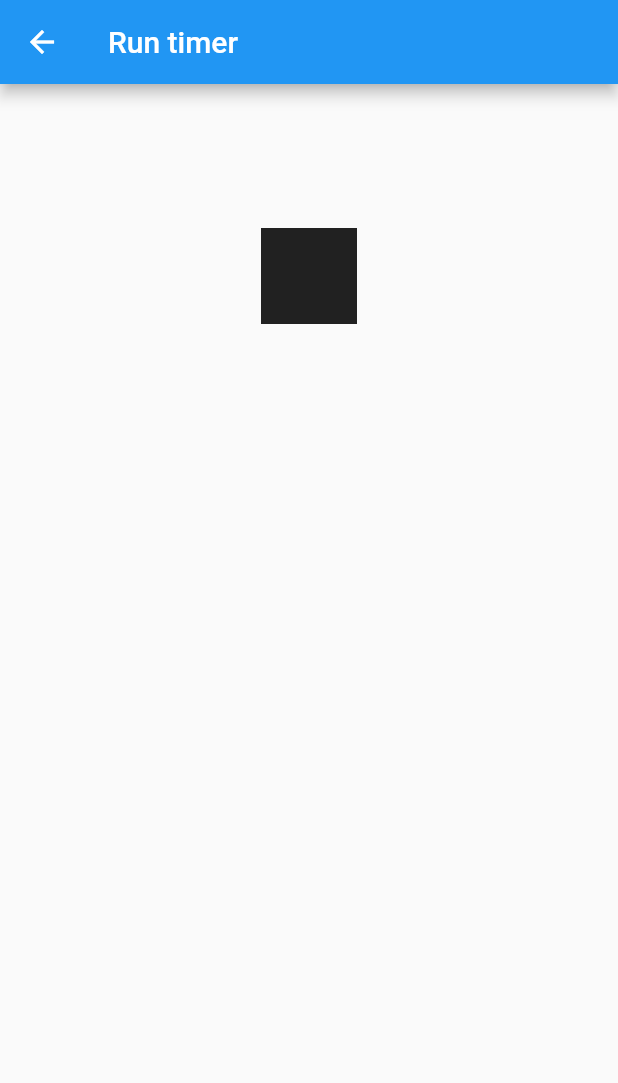
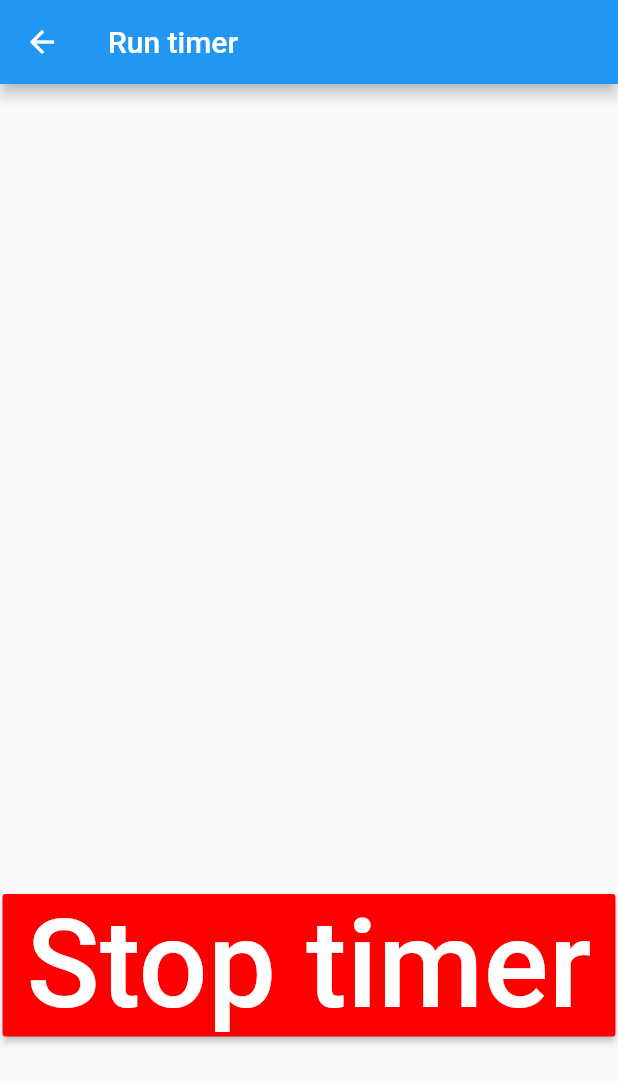
Before and after one commit to palfrey/spaceteam-timer, a Flutter app: the screen it shows after launch, after a tap on "Easy (7 minutes)", on a phone screen of 412 x 824 dp. Shown: the top 1083 px of the screen. Run offline on Flutter 3.47's test engine with Material 2 defaults, Android fonts, the phone set to English and light mode, and no system bars; drawn by our look-alikes of auto_size_text.

Commit message:
Resize timer text to full

```diff
--- a/lib/timer.dart
+++ b/lib/timer.dart
@@ -2,6 +2,7 @@ import 'package:flutter_sound/flutter_sound.dart';
 import 'package:flutter/material.dart';
 import 'difficulty.dart';
 import 'setup.dart';
+import 'package:auto_size_text/auto_size_text.dart';
 
 class TimerScreen extends StatefulWidget {
   final Difficulty difficulty;
@@ -73,13 +74,20 @@ class _TimerState extends State<TimerScreen> {
         appBar: AppBar(
           title: Text('Run timer'),
         ),
-        body: Center(
-            child: Column(children: <Widget>[
-          Text(_playerTxt, style: TextStyle(fontSize: 48.0)),
-          IconButton(
-              icon: Icon(Icons.stop),
-              iconSize: 128,
-              tooltip: 'Stop',
+        body: Row(children: <Widget>[
+          Expanded(
+              child: Column(
+                  mainAxisAlignment: MainAxisAlignment.spaceAround,
+                  children: <Widget>[
+                AutoSizeText(_playerTxt,
+                    style: TextStyle(fontSize: 120.0), maxLines: 2),
+                RaisedButton(
+                    child: AutoSizeText('Stop timer',
+                        maxLines: 1,
+                        style: TextStyle(
+                            fontSize: 120.0,
+                            color: Color.fromRGBO(255, 255, 255, 1))),
+                    color: Color.fromRGBO(255, 0, 0, 1),
                     onPressed: () {
                       this.flutterSound.stopPlayer().then((v) {
                         this.setState(() {
@@ -87,7 +95,8 @@ class _TimerState extends State<TimerScreen> {
                         });
                       });
                     })
-        ])));
+              ]))
+        ]));
   }
 
   @override
--- a/pubspec.yaml
+++ b/pubspec.yaml
@@ -22,6 +22,7 @@ dependencies:
   flutter_sound: ^1.2.1
   path_provider: ^0.4.1
   intl: ^0.15.7
+  auto_size_text: ^0.3.0
 
 dev_dependencies:
   flutter_test:
```
Also changed, not shown: pubspec.lock. Lines whose indentation alone changed are shown as unchanged.
